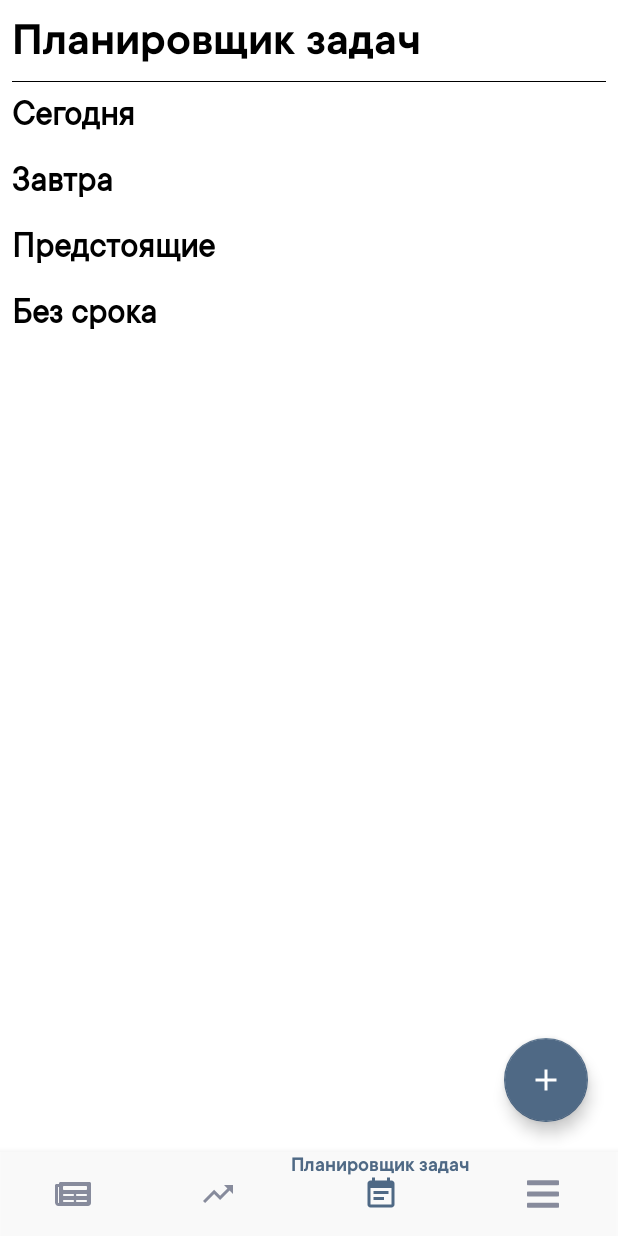
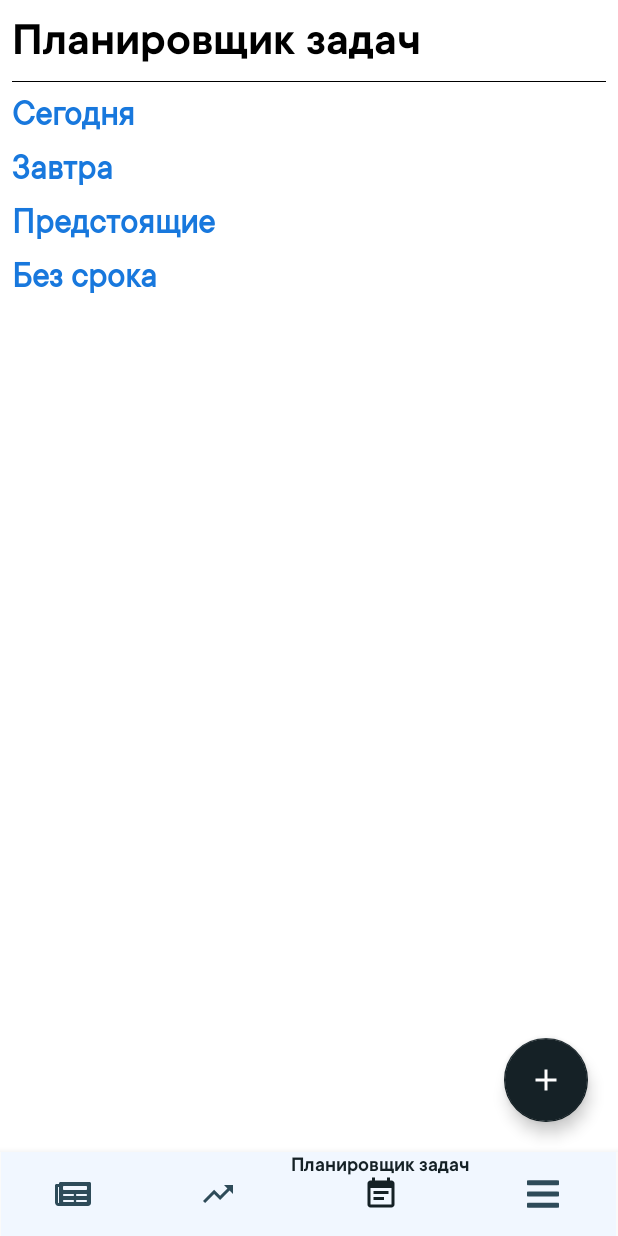
Before and after one commit to ANOMARI4/MyKvantorium, an Android app: the TaskFragment screen opened through its navigation route, on a phone screen of 412 x 824 dp. Run offline under Robolectric (Android 15) with nearby library versions, the phone set to English and light mode, and no system bars; our stand-ins replace Firebase (no records; nobody signed in at launch, a user with empty details on screens opened directly), navigation-ui.

```diff
--- a/app/src/main/res/layout/fragment_task.xml
+++ b/app/src/main/res/layout/fragment_task.xml
@@ -51,10 +51,12 @@
                 <TextView
                     android:layout_width="match_parent"
                     android:layout_height="wrap_content"
-                    android:layout_margin="8dp"
+                    android:layout_marginLeft="8dp"
+                    android:layout_marginTop="8dp"
+                    android:layout_marginRight="8dp"
                     android:fontFamily="@font/ttcommonsreg"
                     android:text="Сегодня"
-                    android:textColor="@android:color/black"
+                    android:textColor="#1878DD"
                     android:textSize="24sp"
                     android:textStyle="bold" />
 
@@ -69,10 +71,12 @@
                 <TextView
                     android:layout_width="match_parent"
                     android:layout_height="wrap_content"
-                    android:layout_margin="8dp"
+                    android:layout_marginLeft="8dp"
+                    android:layout_marginTop="8dp"
+                    android:layout_marginRight="8dp"
                     android:fontFamily="@font/ttcommonsreg"
                     android:text="Завтра"
-                    android:textColor="@android:color/black"
+                    android:textColor="#1878DD"
                     android:textSize="24sp"
                     android:textStyle="bold" />
 
@@ -87,10 +91,12 @@
                 <TextView
                     android:layout_width="match_parent"
                     android:layout_height="wrap_content"
-                    android:layout_margin="8dp"
+                    android:layout_marginLeft="8dp"
+                    android:layout_marginTop="8dp"
+                    android:layout_marginRight="8dp"
                     android:fontFamily="@font/ttcommonsreg"
                     android:text="Предстоящие"
-                    android:textColor="@android:color/black"
+                    android:textColor="#1878DD"
                     android:textSize="24sp"
                     android:textStyle="bold" />
 
@@ -105,10 +111,12 @@
                 <TextView
                     android:layout_width="match_parent"
                     android:layout_height="wrap_content"
-                    android:layout_margin="8dp"
+                    android:layout_marginLeft="8dp"
+                    android:layout_marginTop="8dp"
+                    android:layout_marginRight="8dp"
                     android:fontFamily="@font/ttcommonsreg"
                     android:text="Без срока"
-                    android:textColor="@android:color/black"
+                    android:textColor="#1878DD"
                     android:textSize="24sp"
                     android:textStyle="bold" />
 
--- a/app/src/main/res/layout/news_row.xml
+++ b/app/src/main/res/layout/news_row.xml
@@ -6,7 +6,7 @@
     android:layout_marginLeft="4dp"
     android:layout_marginRight="4dp"
     android:orientation="vertical"
-    app:cardCornerRadius="10dp"
+    app:cardCornerRadius="5dp"
     app:cardUseCompatPadding="true"
     app:contentPadding="10dp">
 
--- a/app/src/main/res/layout/task_row.xml
+++ b/app/src/main/res/layout/task_row.xml
@@ -3,7 +3,7 @@
     android:layout_width="match_parent"
     android:layout_height="wrap_content"
     android:orientation="vertical"
-    app:cardCornerRadius="10dp"
+    app:cardCornerRadius="5dp"
     app:cardUseCompatPadding="true">
 
     <LinearLayout
--- a/app/src/main/res/values/colors.xml
+++ b/app/src/main/res/values/colors.xml
@@ -1,7 +1,7 @@
 <?xml version="1.0" encoding="utf-8"?>
 <resources>
-    <color name="colorPrimary">#878B9C</color>
-    <color name="colorPrimaryDark">#4F6985</color>
-    <color name="colorAccent">#000000</color>
-    <color name="colorBottomNavigationView">#F9F9F9</color>
+    <color name="colorPrimary">#2E4B59</color>
+    <color name="colorPrimaryDark">#152126</color>
+    <color name="colorAccent">#202020</color>
+    <color name="colorBottomNavigationView">#F1F7FF</color>
 </resources>
```
Also changed, not shown: app/src/main/res/layout-land/activity_login.xml (+15 -5 lines), app/src/main/res/layout/activity_login.xml (+7 -2 lines), app/src/main/res/drawable/background_auth.png (added).
